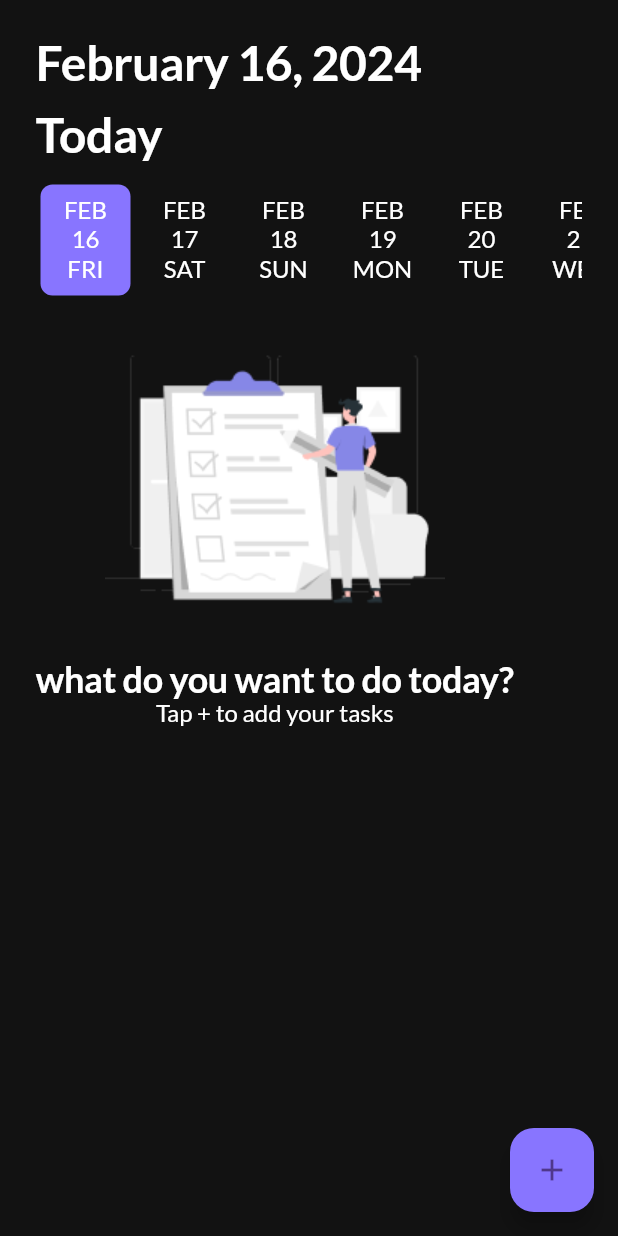
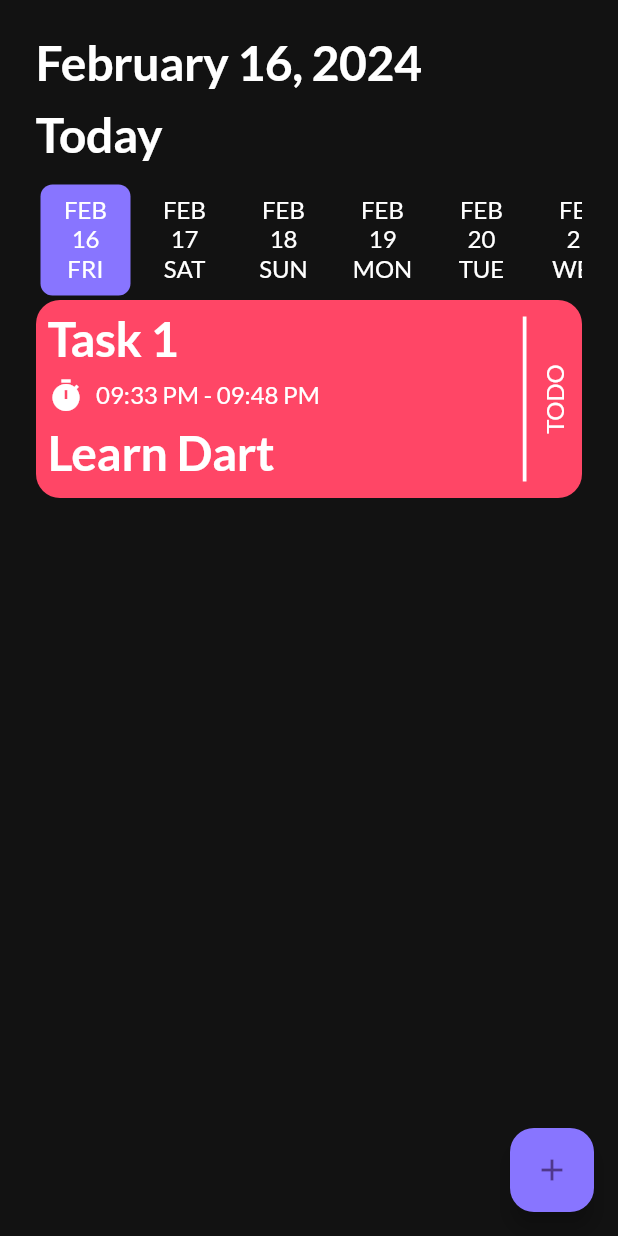
Before and after one commit to SalahLuha/to_do_app, a Flutter app: the HomeScreen screen opened directly, on a phone screen of 412 x 824 dp. Run offline on Flutter 3.47's test engine with Material 3 defaults, Android fonts, the phone set to English and light mode, and no system bars; drawn by our look-alikes of date_picker_timeline; our stand-ins replace google_fonts, smooth_page_indicator.

Commit message:
Add Tasks Widget

```diff
--- a/lib/features/task/presentation/screens/home_screen/home_screen.dart
+++ b/lib/features/task/presentation/screens/home_screen/home_screen.dart
@@ -4,6 +4,7 @@ import 'package:intl/intl.dart';
 import 'package:to_do_app/core/utils/app_assets.dart';
 import 'package:to_do_app/core/utils/app_colors.dart';
 import 'package:to_do_app/core/utils/app_strings.dart';
+import 'package:to_do_app/features/task/presentation/screens/widgets/task_component.dart';
 
 class HomeScreen extends StatelessWidget {
   const HomeScreen({super.key});
@@ -40,14 +41,15 @@ class HomeScreen extends StatelessWidget {
                 },
               ),
               //no tasks
-              noTasksWidget(context),
+              //Center(child: noTasksWidget(context)),
+              TaskComponent(),
             ],
           ),
         ),
         floatingActionButton: FloatingActionButton(
-          child: Icon(Icons.add),
           backgroundColor: AppColors.primary,
           onPressed: () {},
+          child: const Icon(Icons.add),
         ),
       ),
     );
@@ -57,7 +59,7 @@ class HomeScreen extends StatelessWidget {
     return Column(
       children: [
         const SizedBox(
-          height: 12,
+          height: 50,
         ),
         Image.asset(AppAssets.noTasks),
         Text(
--- /dev/null
+++ b/lib/features/task/presentation/screens/widgets/task_component.dart
@@ -0,0 +1,79 @@
+
+import 'package:flutter/material.dart';
+
+import '../../../../../core/utils/app_colors.dart';
+import '../../../../../core/utils/app_strings.dart';
+
+class TaskComponent extends StatelessWidget {
+  const TaskComponent({
+    super.key,
+  });
+
+  @override
+  Widget build(BuildContext context) {
+    return Container(
+      margin: const EdgeInsets.only(bottom: 16),
+      height: 132,
+      padding: const EdgeInsets.all(8),
+      decoration: BoxDecoration(
+        color: AppColors.red,
+        borderRadius: BorderRadius.circular(16),
+      ),
+      child: Row(
+        children: [
+          Expanded(
+            child: Column(
+              crossAxisAlignment: CrossAxisAlignment.start,
+              children: [
+                Text(
+                  'Task 1',
+                  style: Theme.of(context).textTheme.displayLarge,
+                ),
+                const SizedBox(
+                  height: 8,
+                ),
+                Row(
+                  mainAxisAlignment: MainAxisAlignment.start,
+                  children: [
+                    const Icon(Icons.timer,color: Colors.white),
+                    const SizedBox(
+                      width: 8,
+                    ),
+                    Text(
+                      '09:33 PM - 09:48 PM',
+                      style: Theme.of(context).textTheme.displayMedium,
+                    ),
+                  ],
+                ),
+                const SizedBox(
+                  height: 8,
+                ),
+                Text(
+                  'Learn Dart',
+                  style: Theme.of(context).textTheme.displayLarge,
+                ),
+              ],
+            ),
+          ),
+          Container(
+
+
+            height: 110,
+            width: 2.5,
+            color: Colors.white,
+
+          ),
+          const SizedBox(
+            width: 10,
+          ),
+          RotatedBox(
+            quarterTurns: 3,
+            child: Text(
+              AppString.toDo,
+              style: Theme.of(context).textTheme.displayMedium,
+            ),),
+        ],
+      ),
+    );
+  }
+}
```
